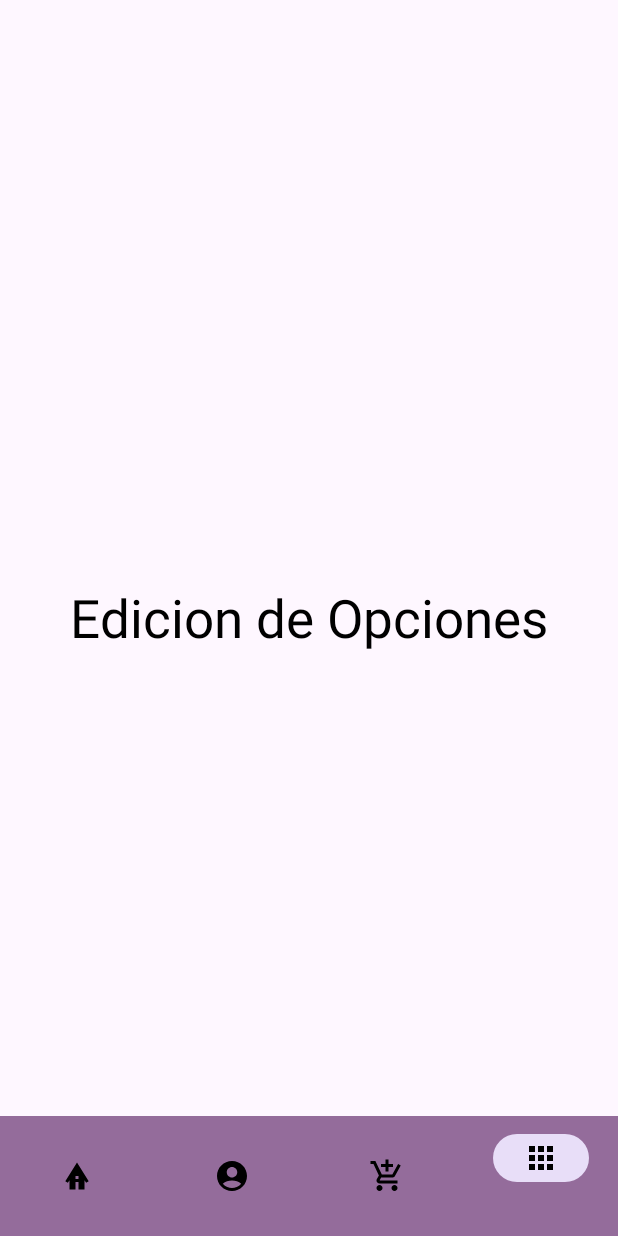
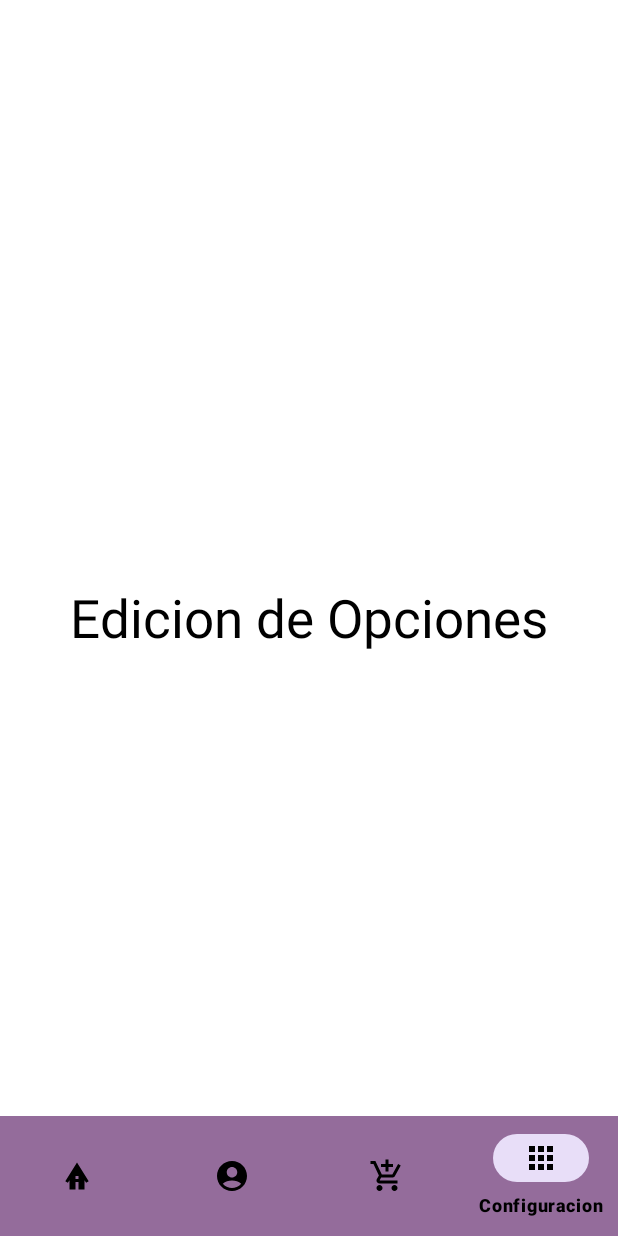
Before and after one commit to Marco-Villanueva20/Polinet, an Android app: the InicioFragment screen opened directly, with no data from a screen before it, item 4 of the bottom bar chosen, on a phone screen of 412 x 824 dp. Run offline under Robolectric (Android 15) with nearby library versions, the phone set to English and light mode, and no system bars.

Commit message:
Edicion barra inferior (Inicio, Carrito, MiCuenta, Opciones)

```diff
--- a/app/src/main/res/layout/fragment_carrito.xml
+++ b/app/src/main/res/layout/fragment_carrito.xml
@@ -3,6 +3,7 @@
     xmlns:tools="http://schemas.android.com/tools"
     android:layout_width="match_parent"
     android:layout_height="match_parent"
+    android:background="@color/white"
     tools:context=".CarritoFragment">
 
     <TextView
@@ -12,7 +13,6 @@
         android:layout_gravity="center"
         android:text="Edicion de Carrito"
         android:textColor="@color/black"
-        android:textSize="35sp"
-        />
+        android:textSize="35sp" />
 
 </FrameLayout>
--- a/app/src/main/res/layout/fragment_inicio.xml
+++ b/app/src/main/res/layout/fragment_inicio.xml
@@ -3,6 +3,7 @@
     xmlns:tools="http://schemas.android.com/tools"
     android:layout_width="match_parent"
     android:layout_height="match_parent"
+    android:background="@color/white"
     tools:context=".InicioFragment">
 
     <TextView
@@ -12,7 +13,6 @@
         android:layout_gravity="center"
         android:text="Edicion de Inicio"
         android:textColor="@color/black"
-        android:textSize="35sp"
-        />
+        android:textSize="35sp" />
 
 </FrameLayout>
--- a/app/src/main/res/layout/fragment_mi_cuenta.xml
+++ b/app/src/main/res/layout/fragment_mi_cuenta.xml
@@ -3,6 +3,7 @@
     xmlns:tools="http://schemas.android.com/tools"
     android:layout_width="match_parent"
     android:layout_height="match_parent"
+    android:background="@color/white"
     tools:context=".MiCuentaFragment">
 
     <TextView
@@ -12,7 +13,6 @@
         android:layout_gravity="center"
         android:text="Edicion de MiCuenta"
         android:textColor="@color/black"
-        android:textSize="35sp"
-        />
+        android:textSize="35sp" />
 
 </FrameLayout>
--- a/app/src/main/res/layout/fragment_opcionales.xml
+++ b/app/src/main/res/layout/fragment_opcionales.xml
@@ -3,6 +3,7 @@
     xmlns:tools="http://schemas.android.com/tools"
     android:layout_width="match_parent"
     android:layout_height="match_parent"
+    android:background="@color/white"
     tools:context=".OpcionalesFragment">
 
     <TextView
@@ -12,7 +13,6 @@
         android:layout_gravity="center"
         android:text="Edicion de Opciones"
         android:textColor="@color/black"
-        android:textSize="35sp"
-        />
+        android:textSize="35sp" />
 
 </FrameLayout>
--- a/app/src/main/res/menu/navigation_menu.xml
+++ b/app/src/main/res/menu/navigation_menu.xml
@@ -2,17 +2,22 @@
 <menu xmlns:android="http://schemas.android.com/apk/res/android">
     <item
         android:id="@+id/itemInicio"
-        android:icon="@drawable/ic_home" />
+        android:icon="@drawable/ic_home"
+        android:title="Inicio"
+        />
     <item
         android:id="@+id/itemMiCuenta"
         android:icon="@drawable/ic_micuenta"
+        android:title="Mi Cuenta"
         />
     <item
         android:id="@+id/itemCarrito"
         android:icon="@drawable/ic_carrito"
+        android:title="Carrito"
         />
     <item
         android:id="@+id/itemOpciones"
         android:icon="@drawable/ic_opcionales"
+        android:title="Configuracion"
         />
 </menu>
```
